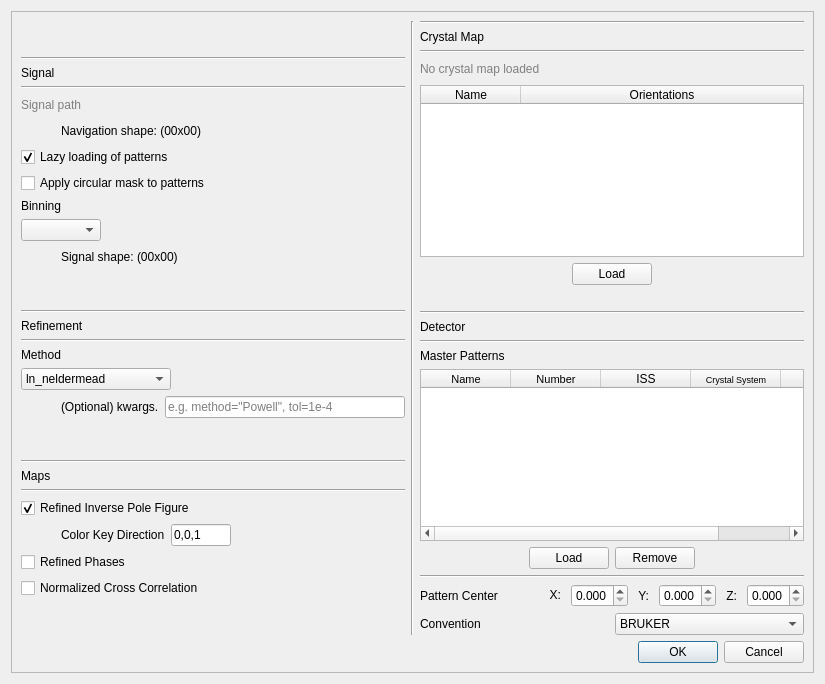
Before: the Qt Designer form ui/refine_setup.ui in EBSP-Indexer/EBSP-Indexer, drawn with Qt 5.
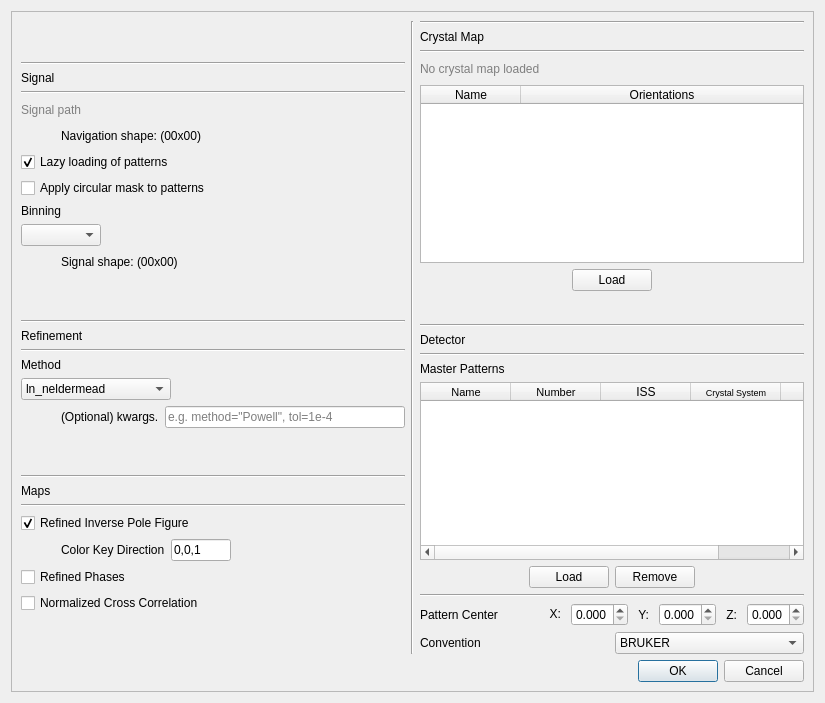
After: the same form once the commit is applied.

```diff
--- a/ui/refine_setup.ui
+++ b/ui/refine_setup.ui
@@ -7,7 +7,7 @@
     <x>0</x>
     <y>0</y>
     <width>825</width>
-    <height>684</height>
+    <height>703</height>
    </rect>
   </property>
   <property name="windowTitle">
@@ -754,7 +754,6 @@
            <property name="font">
             <font>
              <pointsize>8</pointsize>
-             <weight>50</weight>
              <bold>false</bold>
             </font>
            </property>
@@ -766,7 +765,6 @@
            <property name="font">
             <font>
              <pointsize>8</pointsize>
-             <weight>50</weight>
              <bold>false</bold>
             </font>
            </property>
```
Left out of the diff: 14 changed lines with no effect on the pictures.
